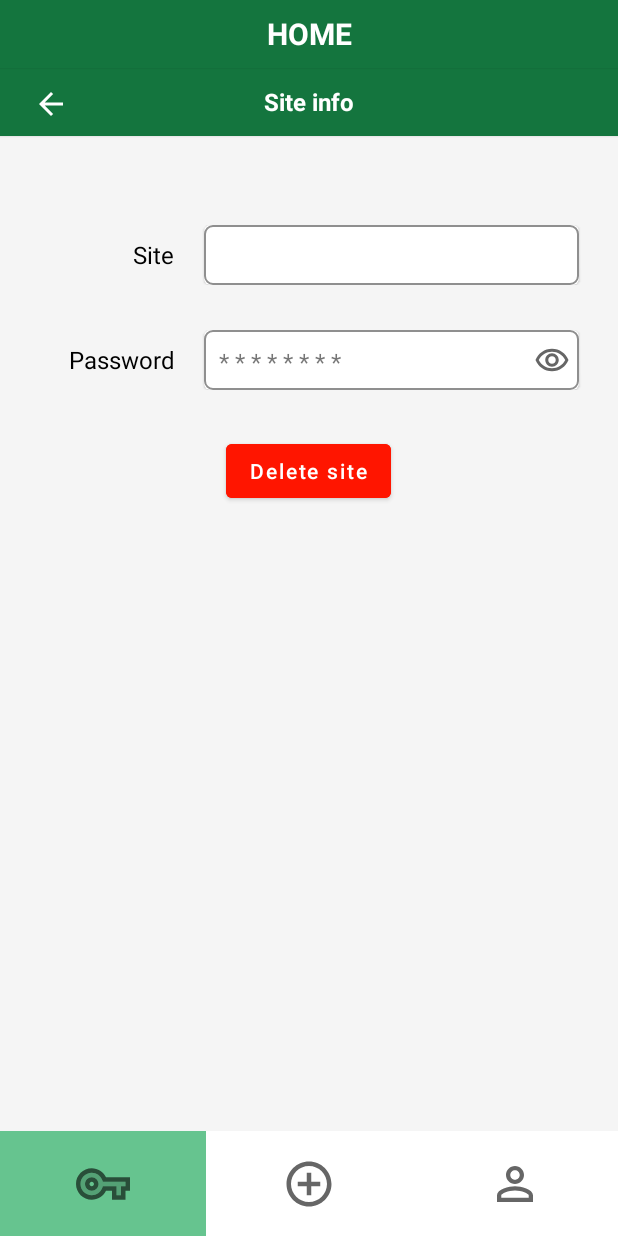
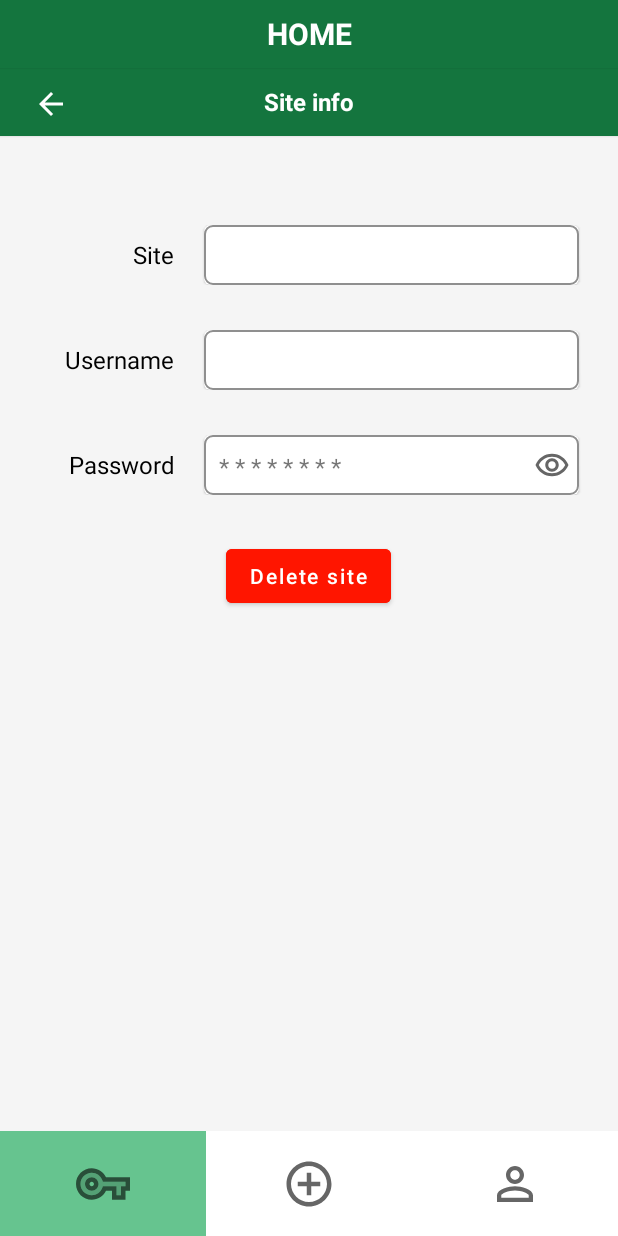
Before and after one commit to bvivas/Password-Manager, an Android app: the fragment HomeSiteInfoFragment placed in its activity, on a phone screen of 412 x 824 dp. Run offline under Robolectric (Android 15) with nearby library versions, the phone set to English and light mode, and no system bars; our stand-ins replace Room's generated code, data binding, navigation-ui; 5 statements that could not run were skipped.

Commit message:
Arreglos interfaz

```diff
--- a/PasswordManager/app/src/main/java/es/uam/eps/sasi/passwordmanager/HomeSiteInfoFragment.java
+++ b/PasswordManager/app/src/main/java/es/uam/eps/sasi/passwordmanager/HomeSiteInfoFragment.java
@@ -70,8 +70,9 @@ public class HomeSiteInfoFragment extends Fragment {
         // Get site
         Site site = passwordManagerDAO.getSiteById(siteId, username);
 
-        // Site name
+        // Site name, username and password
         binding.siteTextText.setText(site.getName());
+        binding.userSiteTextText.setText(site.getSiteUser());
         binding.passwordTextText.setText(R.string.hide_password_text);
 
         // Decrypt password
--- a/PasswordManager/app/src/main/java/es/uam/eps/sasi/passwordmanager/LoginFragment.java
+++ b/PasswordManager/app/src/main/java/es/uam/eps/sasi/passwordmanager/LoginFragment.java
@@ -16,6 +16,7 @@ import com.google.android.material.snackbar.Snackbar;
 
 import java.security.MessageDigest;
 import java.security.NoSuchAlgorithmException;
+import java.security.SecureRandom;
 import java.util.List;
 
 import es.uam.eps.sasi.passwordmanager.database.PasswordManagerDAO;
--- a/PasswordManager/app/src/main/res/layout/fragment_home_site_info.xml
+++ b/PasswordManager/app/src/main/res/layout/fragment_home_site_info.xml
@@ -136,6 +136,45 @@
                 android:orientation="horizontal">
 
                 <TextView
+                    android:id="@+id/user_site_text"
+                    android:layout_width="75dp"
+                    android:gravity="end"
+                    android:layout_height="wrap_content"
+                    android:layout_marginStart="15dp"
+                    android:layout_marginEnd="20dp"
+                    android:text="@string/user_site_text"
+                    android:textSize="16sp"
+                    android:textColor="@color/black" />
+
+                <com.google.android.material.card.MaterialCardView
+                    android:layout_width="250dp"
+                    android:layout_height="40dp"
+                    android:layout_gravity="center"
+                    android:backgroundTint="@color/white">
+
+                    <TextView
+                        android:id="@+id/user_site_text_text"
+                        android:layout_width="match_parent"
+                        android:layout_height="match_parent"
+                        android:padding="10dp"
+                        android:background="@drawable/edit_text_background"
+                        android:textCursorDrawable="@null"
+                        android:textSize="16sp">
+                    </TextView>
+
+                </com.google.android.material.card.MaterialCardView>
+
+            </LinearLayout>
+
+
+            <LinearLayout
+                android:layout_width="match_parent"
+                android:layout_height="wrap_content"
+                android:layout_marginTop="30dp"
+                android:gravity="center"
+                android:orientation="horizontal">
+
+                <TextView
                     android:id="@+id/password_text"
                     android:layout_width="75dp"
                     android:layout_height="wrap_content"
--- a/PasswordManager/app/src/main/res/navigation/navigation.xml
+++ b/PasswordManager/app/src/main/res/navigation/navigation.xml
@@ -103,15 +103,18 @@
             app:argType="java.lang.String"/>
         <action
             android:id="@+id/action_homeSiteInfoFragment_to_homeFragment"
-            app:destination="@id/homeFragment" />
+            app:destination="@id/homeFragment"
+            app:popUpTo="@id/homeFragment"/>
         <action
             android:id="@+id/action_homeSiteInfoFragment_self"
             app:destination="@id/homeSiteInfoFragment" />
         <action
             android:id="@+id/action_homeSiteInfoFragment_to_newSiteFragment"
-            app:destination="@id/newSiteFragment" />
+            app:destination="@id/newSiteFragment"
+            app:popUpTo="@id/newSiteFragment"/>
         <action
             android:id="@+id/action_homeSiteInfoFragment_to_settingsFragment"
-            app:destination="@id/settingsFragment" />
+            app:destination="@id/settingsFragment"
+            app:popUpTo="@id/settingsFragment"/>
     </fragment>
 </navigation>
--- a/PasswordManager/app/src/main/res/values/strings.xml
+++ b/PasswordManager/app/src/main/res/values/strings.xml
@@ -27,6 +27,7 @@
     <string name="home_text">HOME</string>
     <string name="site_info_text">Site info</string>
     <string name="site_text">Site</string>
+    <string name="user_site_text">Username</string>
     <string name="password_text">Password</string>
     <string name="hide_password_text">* * * * * * * *</string>
 
```
